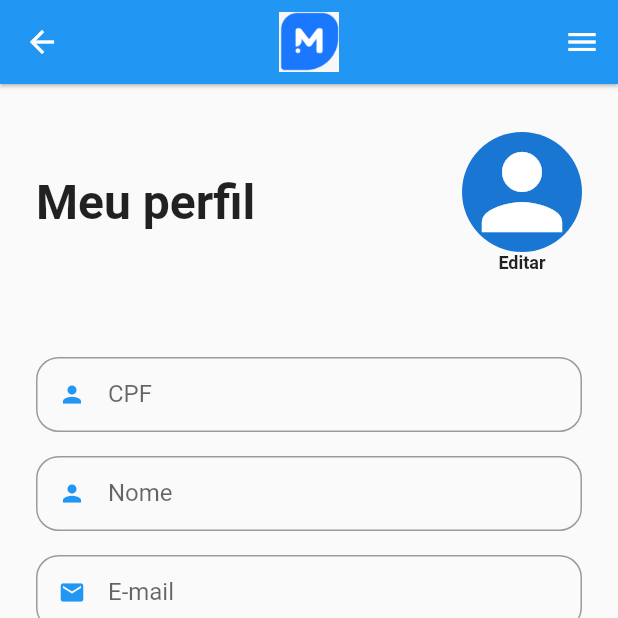
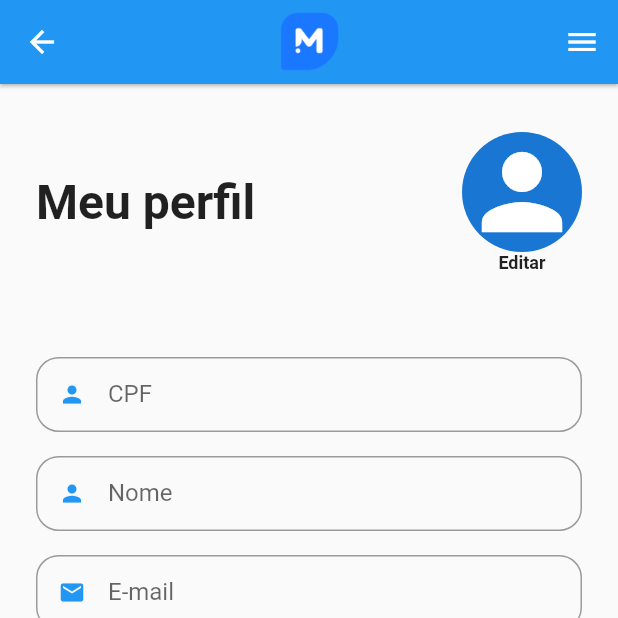
Before and after one commit to arielsardinha/maisbr, a Flutter app: the CadastroPage screen opened by its route, on a phone screen of 412 x 824 dp, the top half of it. Run offline on Flutter 3.47's test engine with Material 2 defaults, Android fonts, the phone set to English and light mode, and no system bars; our stand-ins replace get, google_maps_flutter; missing offline and left inert: validatorless.

Commit message:
importando imagens png

```diff
--- a/lib/app/components/layout/app_bar/app_bar.dart
+++ b/lib/app/components/layout/app_bar/app_bar.dart
@@ -6,7 +6,7 @@ class MBRAppBar extends AppBar {
   }) : super(
           elevation: 1,
           title: Image.asset(
-            'assets/imagens/LogoM.jpeg',
+            'assets/imagens/icon.png',
             height: 40,
             width: 40,
           ),
--- a/lib/app/modules/login/view/login_page.dart
+++ b/lib/app/modules/login/view/login_page.dart
@@ -3,7 +3,6 @@ import 'package:get/get.dart';
 import 'package:maisbr/app/components/inputs/mbr_text_form_field.dart';
 import 'package:maisbr/app/components/inputs/validator_buttom/validator_buttom.dart';
 import 'package:maisbr/app/modules/login/controller/login_controller.dart';
-import 'package:maisbr/app/modules/login/widgets/esqueci_senha_widget.dart';
 import 'package:maisbr/app/modules/login/widgets/logo_m_widget.dart';
 import 'package:maisbr/app/modules/login/widgets/logo_sou_mais_widget.dart';
 import 'package:validatorless/validatorless.dart';
--- a/lib/app/modules/login/widgets/logo_m_widget.dart
+++ b/lib/app/modules/login/widgets/logo_m_widget.dart
@@ -7,7 +7,7 @@ class LoginLogoMWidget extends StatelessWidget {
   Widget build(BuildContext context) {
     return Padding(
       padding: const EdgeInsets.all(16.0),
-      child: SizedBox(height: 120, width: 120, child: Image.asset('assets/imagens/LogoM.jpeg')),
+      child: SizedBox(height: 120, width: 120, child: Image.asset('assets/imagens/icon.png')),
     );
   }
 }
--- a/lib/app/modules/login/widgets/logo_sou_mais_widget.dart
+++ b/lib/app/modules/login/widgets/logo_sou_mais_widget.dart
@@ -5,6 +5,6 @@ class LoginLogoSouMaisWidget extends StatelessWidget {
 
   @override
   Widget build(BuildContext context) {
-    return Padding(padding: const EdgeInsets.all(16.0), child: Image.asset('assets/imagens/LogoSouMais.jpeg'));
+    return Padding(padding: const EdgeInsets.all(16.0), child: Image.asset('assets/imagens/logo.png'));
   }
 }
--- a/pubspec.yaml
+++ b/pubspec.yaml
@@ -64,8 +64,8 @@ flutter:
 
   # To add assets to your application, add an assets section, like this:
   assets:
-    - assets/imagens/LogoM.jpeg
-    - assets/imagens/LogoSouMais.jpeg
+    - assets/imagens/logo.png
+    - assets/imagens/icon.png
   #   - images/a_dot_ham.jpeg
 
   # An image asset can refer to one or more resolution-specific "variants", see
```
Also changed, not shown: assets/imagens/LogoM.jpeg (deleted), assets/imagens/LogoSouMais.jpeg (deleted), assets/imagens/icon.png (added), assets/imagens/logo.png (added).
